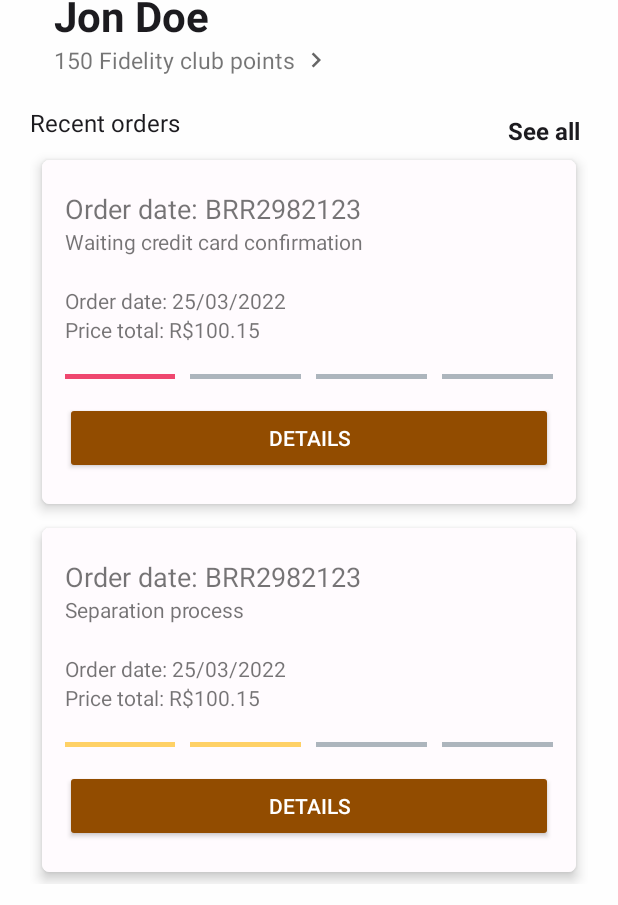
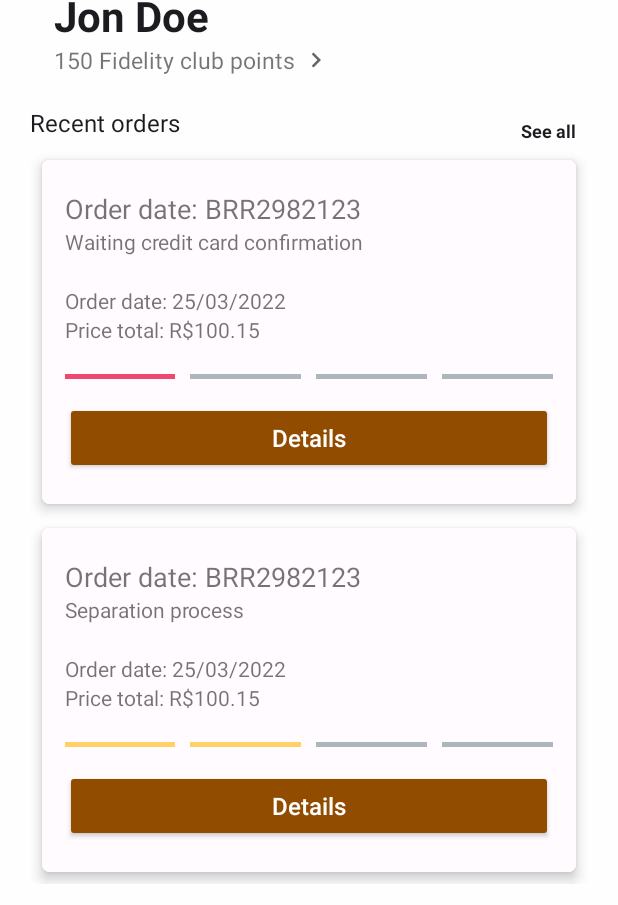
Before and after one commit to GabrielBrisson/Nescafe, an Android app: the screen it shows after launch (MainActivity), item 5 of the bottom bar chosen, on a phone screen of 412 x 824 dp. Shown: the part 118-1023 px from the top of the screen. Run offline under Robolectric (Android 15) with nearby library versions, the light colour scheme and no system bars; our stand-ins replace Dagger/Hilt's generated code.

Commit message:
Order details finished

```diff
--- /dev/null
+++ b/app/src/main/java/com/dolcegusto/nescafe/app/data/model/Product.kt
@@ -0,0 +1,9 @@
+package com.dolcegusto.nescafe.app.data.model
+
+import java.io.Serializable
+
+data class Product(
+    val id: String,
+    val name: String,
+    val quantity: Int
+) : Serializable
--- a/app/src/main/java/com/dolcegusto/nescafe/features/profile/data/model/Order.kt
+++ b/app/src/main/java/com/dolcegusto/nescafe/features/profile/data/model/Order.kt
@@ -1,5 +1,6 @@
 package com.dolcegusto.nescafe.features.profile.data.model
 
+import com.dolcegusto.nescafe.app.data.model.Product
 import com.dolcegusto.nescafe.app.util.Enums
 import java.io.Serializable
 import java.math.BigDecimal
@@ -13,6 +14,6 @@ data class Order(
     val shippingAndHandlingPrice: BigDecimal,
     val totalPrice: BigDecimal,
     val status : Enums.OrderStatus,
-    val productList: List<String>,
+    val productList: List<Product>,
     val trackNumber: String?
 ) : Serializable
--- a/app/src/main/java/com/dolcegusto/nescafe/features/profile/data/repository/ProfileRepositoryImpl.kt
+++ b/app/src/main/java/com/dolcegusto/nescafe/features/profile/data/repository/ProfileRepositoryImpl.kt
@@ -1,5 +1,6 @@
 package com.dolcegusto.nescafe.features.profile.data.repository
 
+import com.dolcegusto.nescafe.app.data.model.Product
 import com.dolcegusto.nescafe.app.util.Enums
 import com.dolcegusto.nescafe.features.profile.data.model.Order
 import java.math.BigDecimal
@@ -15,6 +16,20 @@ class ProfileRepositoryImpl @Inject constructor(): ProfileRepository {
         return mockedOrderList.find { it.id == id }
     }
 
+    private val mockedProducts: List<Product> = listOf(
+        Product("1","Citrus Honey Tea", 2 ),
+        Product("2","Café Au Lait Vanilla", 2 ),
+        Product("3","Café Caseiro", 3 ),
+        Product("4","Lungo", 2 ),
+        Product("5","Mochaccino Canela", 5 ),
+        Product("6","Cappuccino", 5 ),
+        Product("7","Chococino Alpino", 5 ),
+        Product("8","Chococino", 3 ),
+        Product("9","Chococino Caramel", 5 ),
+        Product("10","Mocha", 3 ),
+        Product("11","Nestea Limão", 3 )
+    )
+
     private val mockedOrderList: List<Order> = listOf(
         Order(
             id = "1",
@@ -24,19 +39,7 @@ class ProfileRepositoryImpl @Inject constructor(): ProfileRepository {
             shippingAndHandlingPrice = BigDecimal("12.60"),
             totalPrice = BigDecimal("100.15"),
             status = Enums.OrderStatus.WAITING_CREDIT_CARD_CONFIRMATION,
-            productList = listOf(
-                "Citrus Honey Tea",
-                "Café Au Lait Vanilla",
-                "Café Caseiro",
-                "Lungo",
-                "Mochaccino Canela",
-                "Cappuccino",
-                "Chococino Alpino",
-                "Chococino",
-                "Chococino Caramel",
-                "Mocha",
-                "Nestea Limão"
-            ),
+            productList = mockedProducts,
             trackNumber = "FR220327Y9XBN"
         ),
         Order(
@@ -47,19 +50,7 @@ class ProfileRepositoryImpl @Inject constructor(): ProfileRepository {
             shippingAndHandlingPrice = BigDecimal("12.60"),
             totalPrice = BigDecimal("100.15"),
             status = Enums.OrderStatus.SEPARATION_PROCESS,
-            productList = listOf(
-                "Citrus Honey Tea",
-                "Café Au Lait Vanilla",
-                "Café Caseiro",
-                "Lungo",
-                "Mochaccino Canela",
-                "Cappuccino",
-                "Chococino Alpino",
-                "Chococino",
-                "Chococino Caramel",
-                "Mocha",
-                "Nestea Limão"
-            ),
+            productList = mockedProducts,
             trackNumber = "FR220327Y9XBN"
         ),
         Order(
@@ -70,19 +61,7 @@ class ProfileRepositoryImpl @Inject constructor(): ProfileRepository {
             shippingAndHandlingPrice = BigDecimal("12.60"),
             totalPrice = BigDecimal("100.15"),
             status = Enums.OrderStatus.IN_TRANSIT,
-            productList = listOf(
-                "Citrus Honey Tea",
-                "Café Au Lait Vanilla",
-                "Café Caseiro",
-                "Lungo",
-                "Mochaccino Canela",
-                "Cappuccino",
-                "Chococino Alpino",
-                "Chococino",
-                "Chococino Caramel",
-                "Mocha",
-                "Nestea Limão"
-            ),
+            productList = mockedProducts,
             trackNumber = "FR220327Y9XBN"
         ),
         Order(
@@ -93,19 +72,7 @@ class ProfileRepositoryImpl @Inject constructor(): ProfileRepository {
             shippingAndHandlingPrice = BigDecimal("12.60"),
             totalPrice = BigDecimal("100.15"),
             status = Enums.OrderStatus.SENT,
-            productList = listOf(
-                "Citrus Honey Tea",
-                "Café Au Lait Vanilla",
-                "Café Caseiro",
-                "Lungo",
-                "Mochaccino Canela",
-                "Cappuccino",
-                "Chococino Alpino",
-                "Chococino",
-                "Chococino Caramel",
-                "Mocha",
-                "Nestea Limão"
-            ),
+            productList = mockedProducts,
             trackNumber = "FR220327Y9XBN"
         )
     )
--- a/app/src/main/res/layout/fragment_profile.xml
+++ b/app/src/main/res/layout/fragment_profile.xml
@@ -82,10 +82,10 @@
             android:layout_margin="20dp"
             android:clickable="true"
             android:focusable="true"
-            android:padding="5dp"
+            android:padding="8dp"
             android:text="@string/see_all"
             android:textColor="?attr/colorOnBackground"
-            android:textSize="16sp"
+            android:textSize="12sp"
             android:textStyle="bold"
             app:layout_constraintEnd_toEndOf="parent"
             app:layout_constraintTop_toBottomOf="@id/tvFidelityPoints" />
--- a/app/src/main/res/layout/item_order.xml
+++ b/app/src/main/res/layout/item_order.xml
@@ -89,7 +89,9 @@
             android:id="@+id/btDetails"
             android:layout_width="match_parent"
             android:layout_height="wrap_content"
-            android:text="Details"
+            android:text="@string/order_details"
+            android:textAllCaps="false"
+            android:textSize="16sp"
             android:layout_marginTop="10dp"
             android:textColor="?attr/colorOnPrimary"
             android:backgroundTint="?attr/colorPrimary" />
--- a/app/src/main/res/values/strings.xml
+++ b/app/src/main/res/values/strings.xml
@@ -35,6 +35,8 @@
     <string name="order_detail_title">Order: %s</string>
     <string name="track_number">Track number: %s</string>
     <string name="currency_real_value">R$%s</string>
+    <string name="item_product_quantity">%d x</string>
+    <string name="order_details">Details</string>
     <!--  Oder status  -->
     <string name="order_status_waiting_credit_card_confirmation">Waiting credit card confirmation</string>
     <string name="order_status_separation_process">Separation process</string>
```
Also changed, not shown: app/src/main/java/com/dolcegusto/nescafe/features/profile/ui/activities/OrderDetailsActivity.kt (+14 -2 lines), app/src/main/java/com/dolcegusto/nescafe/features/profile/ui/adapter/ProductAdapter.kt (added, +47 -0 lines), app/src/main/java/com/dolcegusto/nescafe/features/profile/ui/viewmodels/OrderDetailsViewModel.kt (renamed from app/src/main/java/com/dolcegusto/nescafe/features/profile/ui/viewmodels/OrderViewModel.kt, +8 -3 lines), app/src/main/res/layout/activity_order_details.xml (+7 -7 lines), app/src/main/res/layout/item_product.xml (added, +30 -0 lines).
